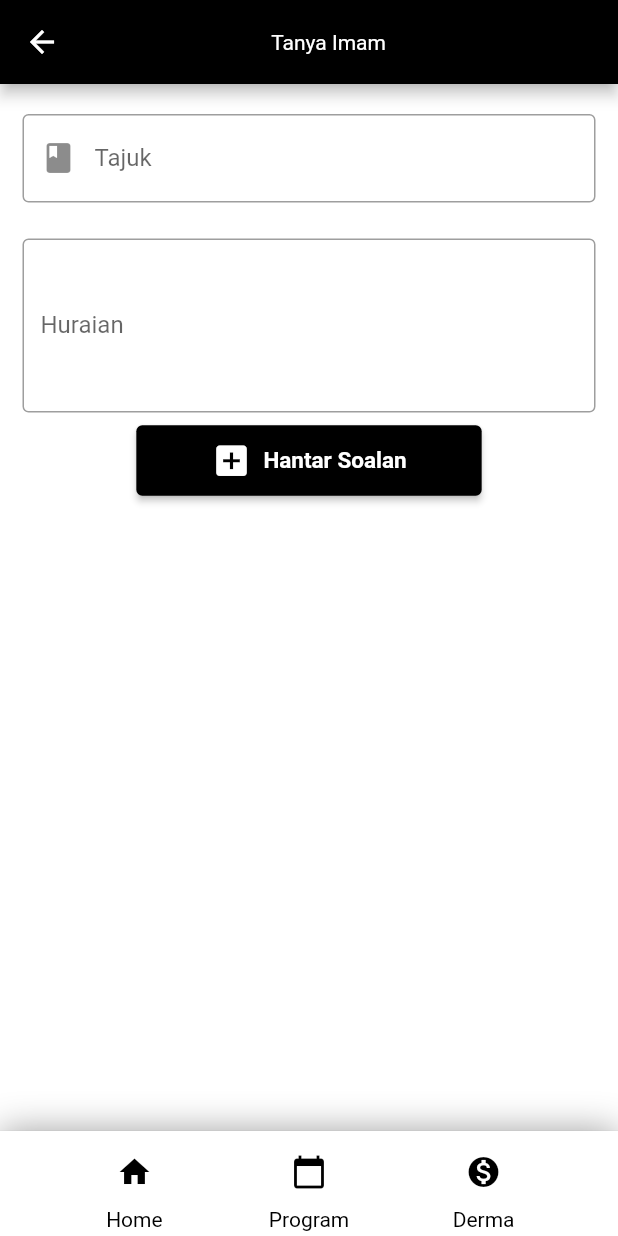
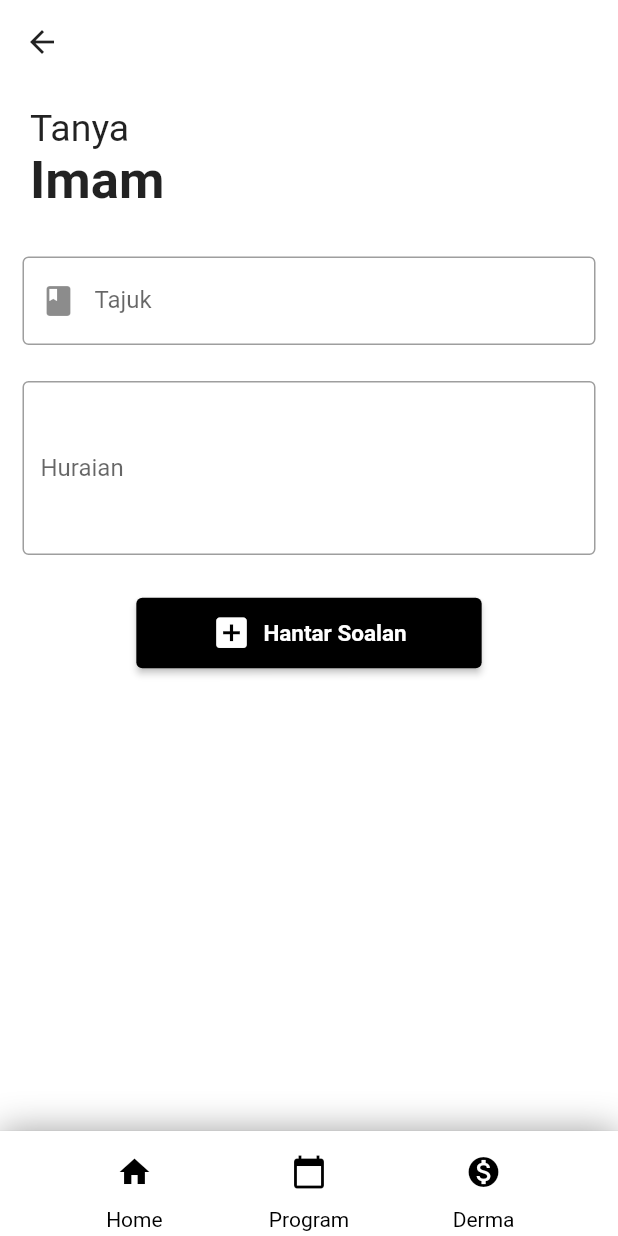
Before and after one commit to MarwanBukhori/e_masjid, a Flutter app: the TanyaImamScreen screen opened by its route, on a phone screen of 412 x 824 dp. Run offline on Flutter 3.47's test engine with Material 2 defaults, Android fonts, the light colour scheme and no system bars; our stand-ins replace cloud_firestore, firebase_auth, firebase_core, get_storage, table_calendar; missing offline and left inert: dart:ffi; accounts and stored records are empty.

Commit message:
done tanya imam screen design

```diff
--- a/lib/screens/modul_tanya/tanya_imam_screen.dart
+++ b/lib/screens/modul_tanya/tanya_imam_screen.dart
@@ -31,31 +31,50 @@ class _TanyaImamScreenState extends State<TanyaImamScreen> {
     return Scaffold(
       resizeToAvoidBottomInset: false,
       appBar: AppBar(
-        title: Center(
-            child: Padding(
-          padding: const EdgeInsets.only(right: 30.0),
-          child: Text(
-            'Tanya Imam',
+        backgroundColor: Colors.white,
+        brightness: Brightness.light,
+        elevation: 0,
+        leading: IconButton(
+          icon: Icon(
+            Icons.arrow_back,
+            color: Colors.black87,
           ),
-        )),
-        backgroundColor: kPrimaryColor,
+          onPressed: () {
+            Navigator.of(context).pop();
+          },
         ),
-      body: Container(
+      ),
+      body: ListView(
+        children: <Widget>[
+          SizedBox(height: 15.0),
+          Padding(
+            padding: const EdgeInsets.only(left: 20 ),
+            child: Column(
+                crossAxisAlignment: CrossAxisAlignment.start,
+              children:<Widget>[
+                Text(
+                  'Tanya',
+                  style: TextStyle(
+                      color: Colors.black87,
+                      fontSize: 25.0,
+                      ),
+                ),
+                Text(
+                  'Imam',
+                  style: TextStyle(
+                      color: Colors.black87,
+                      fontSize: 35.0,
+                      fontWeight: FontWeight.bold),
+                ),
+                SizedBox(
+                  height: 15,
+                )
+              ]
+            ),
+          ),
+          Container(
             padding: EdgeInsets.all(15.0),
             child: Column(children: [
-          SizedBox(
-            height: 5,
-          ),
-          // TextField(
-          //           //   decoration: InputDecoration(
-          //           //     prefixIcon: Icon(Icons.people),
-          //           //     border: OutlineInputBorder(),
-          //           //     labelText: 'Imam Pilihan',
-          //           //   ),
-          //           // ),
-          // SizedBox(
-          //   height: 24,
-          // ),
               TextField(
                 controller: tajukTextController,
                 decoration: InputDecoration(
@@ -76,18 +95,23 @@ class _TanyaImamScreenState extends State<TanyaImamScreen> {
                   hintText: 'Tulis sesuatu..',
                 ),
               ),
+              SizedBox(
+                height: 20,
+              ),
               ButtonBar(
                 alignment: MainAxisAlignment.spaceEvenly,
                 children: [
                   ElevatedButton.icon(
                     icon: Icon(
                       Icons.add_box,
-                size: 27.0,),
+                      size: 27.0,
+                    ),
                     style: ElevatedButton.styleFrom(
                         primary: kPrimaryColor,
-                    padding: EdgeInsets.symmetric(horizontal: 50, vertical: 10),
-                    textStyle:
-                        TextStyle(fontSize: 15, fontWeight: FontWeight.bold)),
+                        padding:
+                            EdgeInsets.symmetric(horizontal: 50, vertical: 10),
+                        textStyle: TextStyle(
+                            fontSize: 15, fontWeight: FontWeight.bold)),
                     onPressed: () async {
                       try {
                         LoadingIndicator.showLoadingDialog(context);
@@ -97,8 +121,7 @@ class _TanyaImamScreenState extends State<TanyaImamScreen> {
                             JenisTemuJanji: 'tanya',
                             tajuk: tajukTextController.text,
                             huraian: huraianTextController.text,
-                        tarikh: DateTime.now()
-                    );
+                            tarikh: DateTime.now());
 
                         final result = await addTask(temujanji);
 
@@ -126,6 +149,8 @@ class _TanyaImamScreenState extends State<TanyaImamScreen> {
               )
             ]),
           ),
+        ],
+      ),
       bottomNavigationBar: CustomNavBar(),
     );
   }
```
Lines whose indentation alone changed are shown as unchanged.
